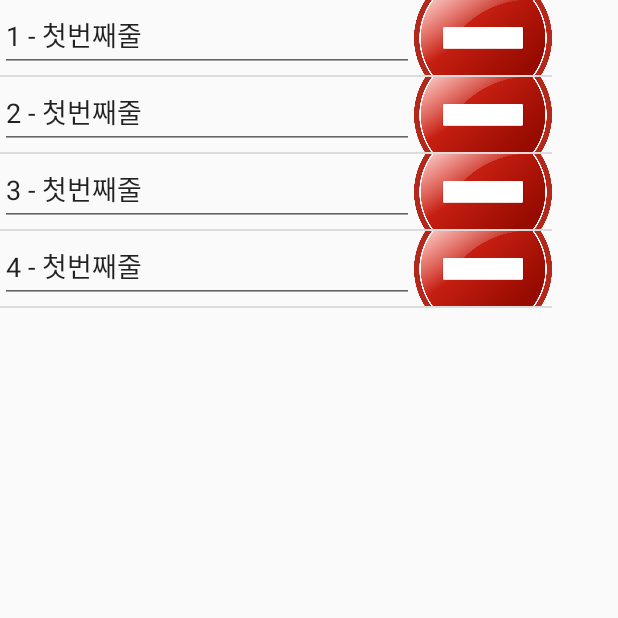
After one commit to whdauddbs/Open-Source-Academy, an Android app: the CheckActivity screen opened directly, with no data from a screen before it, on a phone screen of 412 x 824 dp, the top half of it. The commit adds this screen. Run offline under Robolectric (Android 15) with nearby library versions, the phone set to English and light mode, and no system bars.

Commit message:
complete prototype

```diff
--- /dev/null
+++ b/Pasugoon/app/src/main/java/com/example/administrator/pasugoon/CheckActivity.java
@@ -0,0 +1,42 @@
+package com.example.administrator.pasugoon;
+
+import android.content.Context;
+import android.support.v7.app.AppCompatActivity;
+import android.os.Bundle;
+import android.widget.ListView;
+
+import com.example.administrator.pasugoon.adapter.CustomAdapter;
+
+import java.util.ArrayList;
+
+public class CheckActivity extends AppCompatActivity {
+
+    Context context;
+    int memberSeq;
+
+    CustomAdapter customAdapter;
+
+    private ArrayList<ListData> listDataArray = new ArrayList<ListData>();
+
+    @Override
+    protected void onCreate(Bundle savedInstanceState) {
+        super.onCreate(savedInstanceState);
+        setContentView(R.layout.activity_check);
+
+        ListData data1 = new ListData("1 - 첫번째줄","test");
+        listDataArray.add(data1);
+
+        ListData data2 = new ListData("2 - 첫번째줄","test");
+        listDataArray.add(data2);
+
+        ListData data3 = new ListData("3 - 첫번째줄","test");
+        listDataArray.add(data3);
+
+        ListData data4 = new ListData("4 - 첫번째줄","test");
+        listDataArray.add(data4);
+
+        ListView listView = (ListView)findViewById(R.id.custom_list_listView);
+        CustomAdapter customAdapter = new CustomAdapter(this, R.layout.custom_list_row, listDataArray);
+        listView.setAdapter(customAdapter);
+    }
+}
--- /dev/null
+++ b/Pasugoon/app/src/main/java/com/example/administrator/pasugoon/ListData.java
@@ -0,0 +1,24 @@
+package com.example.administrator.pasugoon;
+
+/**
+ * Created by Administrator on 2017-10-20.
+ */
+
+public class ListData {
+    private String text;
+    private String imgName;
+
+    ListData(String text, String imgName) {
+        this.text = text;
+        this.imgName = imgName;
+    }
+
+
+    public String getText() {
+        return text;
+    }
+
+    public String getImgName() {
+        return imgName;
+    }
+}
--- a/Pasugoon/app/src/main/java/com/example/administrator/pasugoon/PermissionActivity.java
+++ b/Pasugoon/app/src/main/java/com/example/administrator/pasugoon/PermissionActivity.java
@@ -55,7 +55,8 @@ public class PermissionActivity extends AppCompatActivity {
                 Manifest.permission.NFC,
                 Manifest.permission.ACCESS_COARSE_LOCATION,
                 Manifest.permission.ACCESS_FINE_LOCATION,
-                Manifest.permission.CAMERA
+                Manifest.permission.CAMERA,
+                Manifest.permission.RECEIVE_BOOT_COMPLETED
         };
         List<String> listPermissionsNeeded = new ArrayList<>();
 
--- /dev/null
+++ b/Pasugoon/app/src/main/java/com/example/administrator/pasugoon/adapter/CustomAdapter.java
@@ -0,0 +1,55 @@
+package com.example.administrator.pasugoon.adapter;
+
+import android.app.Activity;
+import android.content.Context;
+import android.support.annotation.NonNull;
+import android.support.annotation.Nullable;
+import android.view.LayoutInflater;
+import android.view.View;
+import android.view.ViewGroup;
+import android.widget.ArrayAdapter;
+import android.widget.EditText;
+import android.widget.ImageView;
+import android.widget.TextView;
+
+import com.example.administrator.pasugoon.ListData;
+import com.example.administrator.pasugoon.R;
+
+import java.util.ArrayList;
+
+/**
+ * Created by Administrator on 2017-10-20.
+ */
+
+public class CustomAdapter extends ArrayAdapter<ListData>{
+    private Context context;
+    private int layoutResourceId;
+    private ArrayList<ListData> listData;
+
+
+    public CustomAdapter(Context context, int layoutResourceId, ArrayList<ListData> listData) {
+        super(context, layoutResourceId, listData);
+        this.context = context;
+        this.layoutResourceId = layoutResourceId;
+        this.listData = listData;
+    }
+    @NonNull
+    @Override
+    public View getView(int position, @Nullable View convertView, @NonNull ViewGroup parent) {
+        View row = convertView;
+
+        if(row == null) {
+            LayoutInflater inflater = ((Activity) context).getLayoutInflater();
+            row = inflater.inflate(layoutResourceId,parent,false);
+        }
+
+        EditText editText = row.findViewById(R.id.custom_row_editText);
+
+        editText.setText(listData.get(position).getText());
+
+        ImageView imageView = row.findViewById(R.id.custom_row_imageView);
+
+        imageView.setImageResource(R.drawable.button_round_red);
+        return row;
+    }
+}
--- a/Pasugoon/app/src/main/java/com/example/administrator/pasugoon/alertdialogActivity.java
+++ b/Pasugoon/app/src/main/java/com/example/administrator/pasugoon/alertdialogActivity.java
@@ -22,11 +22,11 @@ public class alertdialogActivity extends Activity {
 
         setContentView(R.layout.activity_alertdialog);
 
-        TextView adMessage = (TextView)findViewById(R.id.message);
+        TextView adMessage = findViewById(R.id.message);
         adMessage.setText(notiMessage);
 
-        Button okButton = (Button)findViewById(R.id.submit);
-        Button settingButton = (Button)findViewById(R.id.setting);
+        Button okButton = findViewById(R.id.submit);
+        Button settingButton = findViewById(R.id.setting);
         okButton.setOnClickListener(new MyListener());
         settingButton.setOnClickListener(new MyListener());
 
--- /dev/null
+++ b/Pasugoon/app/src/main/res/layout/activity_check.xml
@@ -0,0 +1,15 @@
+<?xml version="1.0" encoding="utf-8"?>
+<android.support.constraint.ConstraintLayout xmlns:android="http://schemas.android.com/apk/res/android"
+    xmlns:app="http://schemas.android.com/apk/res-auto"
+    xmlns:tools="http://schemas.android.com/tools"
+    android:layout_width="match_parent"
+    android:layout_height="match_parent"
+    tools:context="com.example.administrator.pasugoon.CheckActivity">
+
+    <ListView
+        android:layout_width="368dp"
+        android:layout_height="551dp"
+        android:id="@+id/custom_list_listView"
+        tools:layout_editor_absoluteY="8dp"
+        tools:layout_editor_absoluteX="8dp" />
+</android.support.constraint.ConstraintLayout>
--- a/Pasugoon/app/src/main/res/layout/activity_index.xml
+++ b/Pasugoon/app/src/main/res/layout/activity_index.xml
@@ -27,7 +27,7 @@
         android:layout_marginBottom="@dimen/spacing_xlarge2"
         android:gravity="center"
         android:text="@string/YJM"
-        android:textColor="@color/colorPrimary"
+        android:textColor="#6B8E23"
         android:textSize="@dimen/text_size_large2"
         android:textStyle="bold" />
 
--- /dev/null
+++ b/Pasugoon/app/src/main/res/layout/custom_list_row.xml
@@ -0,0 +1,24 @@
+<?xml version="1.0" encoding="utf-8"?>
+<LinearLayout xmlns:android="http://schemas.android.com/apk/res/android"
+    android:orientation="horizontal" android:layout_width="match_parent"
+    android:layout_height="match_parent"
+    android:weightSum="4">
+
+    <EditText
+        android:id="@+id/custom_row_editText"
+        android:layout_width="0dp"
+        android:layout_height="wrap_content"
+        android:layout_weight="3"
+        android:hint="전화번호"
+        />
+    <ImageView
+        android:id="@+id/custom_row_imageView"
+        android:layout_width="0dp"
+        android:layout_height="50dp"
+        android:layout_weight="1"
+        android:scaleType="centerCrop"/>
+
+
+
+
+</LinearLayout>
--- a/Pasugoon/app/src/main/res/values/strings.xml
+++ b/Pasugoon/app/src/main/res/values/strings.xml
@@ -23,7 +23,7 @@
 
     <!-- 왼쪽 메뉴-->
     <string name="main">메인화면</string>
-    <string name="set_auto_off_time">기능끄기 시간 설정</string>
+    <string name="set_auto_off_time">자동실행 시간 설정</string>
     <string name="check_people">부대원 설정 여부 확인</string>
     <string name="security_day">사이버보안진단의날 설정</string>
 
@@ -70,4 +70,8 @@
     <!-- TODO: Remove or change this placeholder text -->
     <string name="hello_blank_fragment">Hello blank fragment</string>
 
+    <!-- 시간 설정 화면 -->
+    <string name="descript_time_setting">설정한 시간 이후에 스마트폰을 켰을때 파수군을 자동으로 실행합니다.</string>
+    <string name="delete_setting">설정 해제</string>
+
 </resources>
```
Also changed, not shown: Pasugoon/app/src/main/AndroidManifest.xml (+15 -2 lines), Pasugoon/app/src/main/java/com/example/administrator/pasugoon/AlarmActivity.java (added, +73 -0 lines), Pasugoon/app/src/main/java/com/example/administrator/pasugoon/AlarmReceiver.java (added, +20 -0 lines), Pasugoon/app/src/main/java/com/example/administrator/pasugoon/MainActivity.java (+10 -8 lines), Pasugoon/app/src/main/res/layout/activity_alarm.xml (added, +47 -0 lines), Pasugoon/app/src/main/res/menu/activity_main_drawer.xml (+2 -5 lines), 3 other files.
